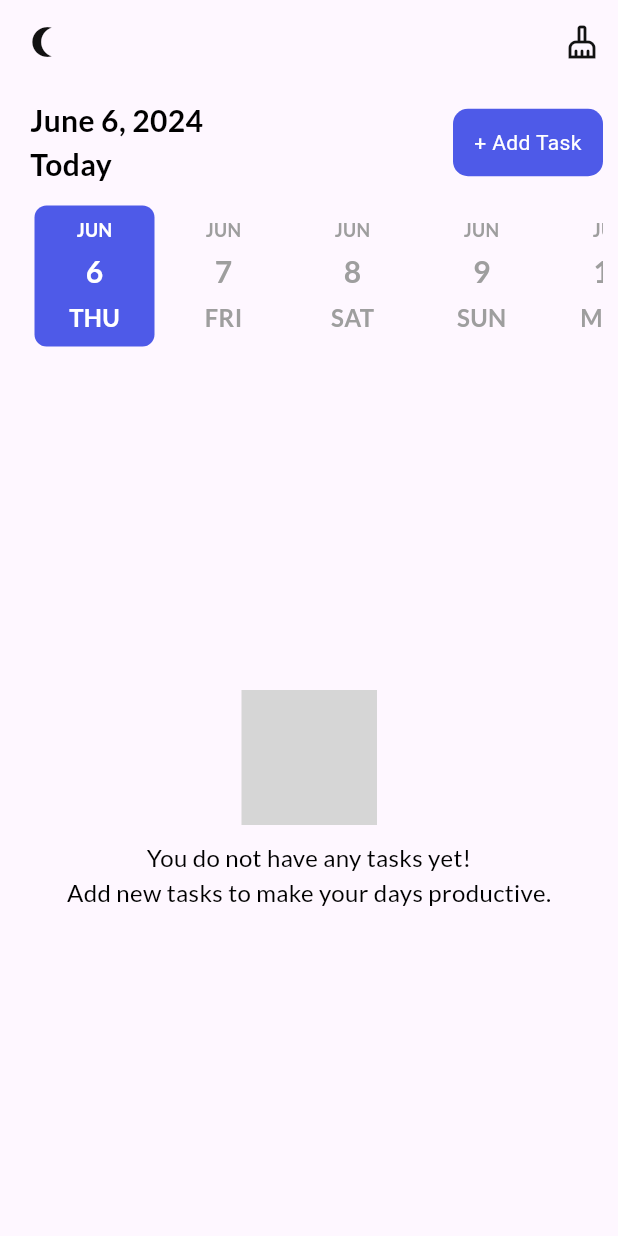
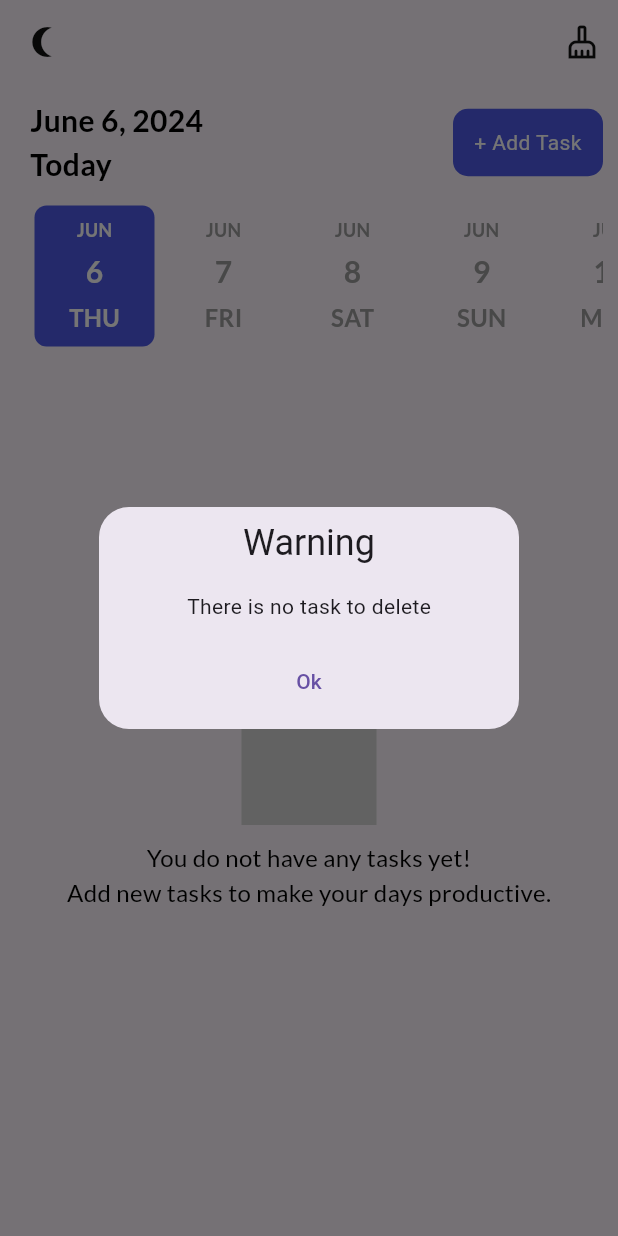
Before and after one commit to zainalsalamun/flutter_todoapp, a Flutter app: the screen it shows after launch, after a tap on the "cleaning services" icon, on a phone screen of 412 x 824 dp. Run offline on Flutter 3.47's test engine with Material 3 defaults, Android fonts, the light colour scheme and no system bars; drawn by our look-alikes of date_picker_timeline; our stand-ins replace flutter_local_notifications, flutter_staggered_animations, flutter_svg, flutter_timezone, get, get_storage and 4 more; accounts and stored records are empty; grey boxes are pictures that could not be loaded.

Commit message:
add dialog delete task

```diff
--- a/lib/pages/ui/home_page.dart
+++ b/lib/pages/ui/home_page.dart
@@ -79,8 +79,21 @@ class _HomePageState extends State<HomePage> {
           icon: Icon(Icons.cleaning_services_outlined,
               size: 24, color: Get.isDarkMode ? Colors.white : darkGreyClr),
           onPressed: () {
-            notifyHelper.cancelAllNotifications();
-            _taskController.deleteAlltask();
+            if (_taskController.taskList.isEmpty) {
+              Get.defaultDialog(
+                title: 'Warning',
+                content: Text('There is no task to delete'),
+                actions: [
+                  TextButton(
+                    onPressed: Get.back,
+                    child: Text('Ok'),
+                  ),
+                ],
+              );
+            } else {
+              notifyHelper.cancelAllNotifications();
+              _taskController.deleteAlltask();
+            }
           },
         ),
         // const CircleAvatar(
```
